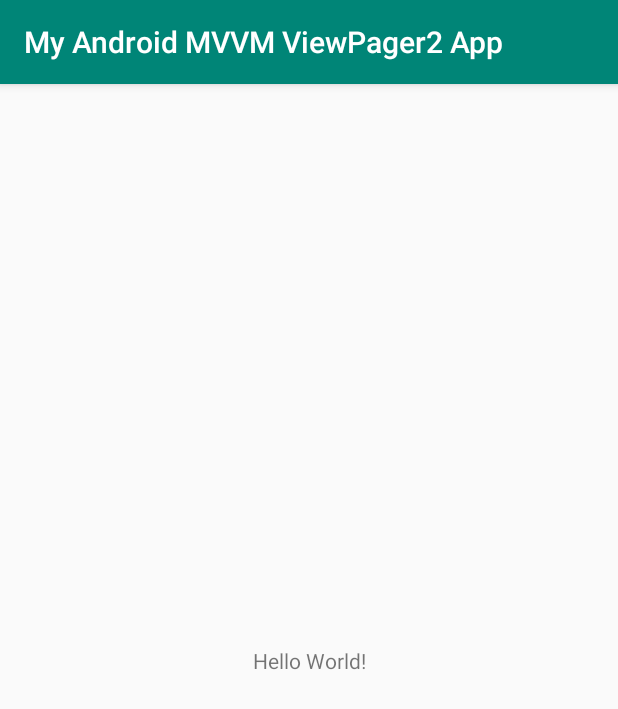
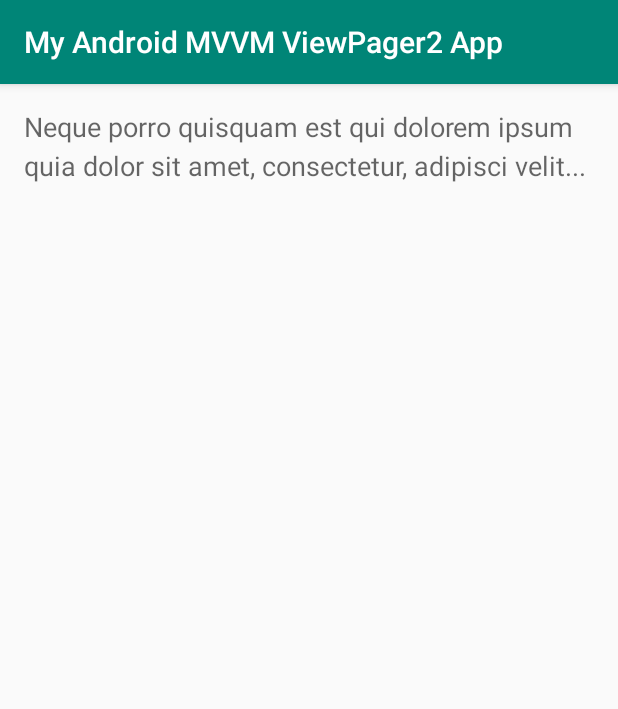
Before and after one commit to Cantinho/android-mvvm-viewpager2, an Android app: the screen it shows after launch (MainActivity), on a phone screen of 412 x 824 dp. Shown: the top 709 px of the screen. Run offline under Robolectric (Android 15) with nearby library versions, the phone set to English and light mode, and no system bars.

```diff
--- a/MyAndroidMVVMViewPager2App/app/build.gradle
+++ b/MyAndroidMVVMViewPager2App/app/build.gradle
@@ -29,6 +29,7 @@ dependencies {
     implementation 'androidx.appcompat:appcompat:1.0.2'
     implementation 'androidx.core:core-ktx:1.0.2'
     implementation 'androidx.constraintlayout:constraintlayout:1.1.3'
+    implementation "androidx.viewpager2:viewpager2:1.0.0-beta04"
     testImplementation 'junit:junit:4.12'
     androidTestImplementation 'androidx.test:runner:1.1.1'
     androidTestImplementation 'androidx.test.espresso:espresso-core:3.1.1'
--- a/MyAndroidMVVMViewPager2App/app/src/main/java/br/com/cantinho/myandroidmvvmviewpager2app/MainActivity.kt
+++ b/MyAndroidMVVMViewPager2App/app/src/main/java/br/com/cantinho/myandroidmvvmviewpager2app/MainActivity.kt
@@ -2,11 +2,60 @@ package br.com.cantinho.myandroidmvvmviewpager2app
 
 import androidx.appcompat.app.AppCompatActivity
 import android.os.Bundle
+import androidx.fragment.app.Fragment
+import androidx.fragment.app.FragmentActivity
+import androidx.viewpager2.adapter.FragmentStateAdapter
+import androidx.viewpager2.widget.ViewPager2
+
+
+
+/**
+ * The number of pages (wizard steps) to show in this demo.
+ */
+private const val NUM_PAGES = 5
 
 class MainActivity : AppCompatActivity() {
+
+    /**
+     * The pager widget, which handles animation and allows swiping horizontally to access previous
+     * and next wizard steps.
+     */
+    private lateinit var mPager: ViewPager2
+
 
     override fun onCreate(savedInstanceState: Bundle?) {
         super.onCreate(savedInstanceState)
         setContentView(R.layout.activity_main)
+
+
+        // Instantiate a ViewPager and a PagerAdapter.
+        mPager = findViewById(R.id.pager)
+
+        // The pager adapter, which provides the pages to the view pager widget.
+        val pagerAdapter = ScreenSlidePagerAdapter(this)
+        mPager.adapter = pagerAdapter
     }
+
+
+    override fun onBackPressed() {
+        if (mPager.currentItem == 0) {
+            // If the user is currently looking at the first step, allow the system to handle the
+            // Back button. This calls finish() on this activity and pops the back stack.
+            super.onBackPressed()
+        } else {
+            // Otherwise, select the previous step.
+            mPager.currentItem = mPager.currentItem - 1
+        }
+    }
+
+    /**
+     * A simple pager adapter that represents 5 ScreenSlidePageFragment objects, in
+     * sequence.
+     */
+    private inner class ScreenSlidePagerAdapter(fa: FragmentActivity) : FragmentStateAdapter(fa) {
+        override fun getItemCount(): Int = NUM_PAGES
+
+        override fun createFragment(position: Int): Fragment = ScreenSlidePageFragment()
+    }
+
 }
--- /dev/null
+++ b/MyAndroidMVVMViewPager2App/app/src/main/java/br/com/cantinho/myandroidmvvmviewpager2app/ScreenSlidePageFragment.kt
@@ -0,0 +1,16 @@
+package br.com.cantinho.myandroidmvvmviewpager2app
+
+import android.os.Bundle
+import android.view.LayoutInflater
+import android.view.View
+import android.view.ViewGroup
+import androidx.fragment.app.Fragment
+
+class ScreenSlidePageFragment : Fragment() {
+
+    override fun onCreateView(
+        inflater: LayoutInflater,
+        container: ViewGroup?,
+        savedInstanceState: Bundle?
+    ): View = inflater.inflate(R.layout.fragment_screen_slide_page, container, false)
+}
--- a/MyAndroidMVVMViewPager2App/app/src/main/res/layout/activity_main.xml
+++ b/MyAndroidMVVMViewPager2App/app/src/main/res/layout/activity_main.xml
@@ -1,18 +1,20 @@
 <?xml version="1.0" encoding="utf-8"?>
-<androidx.constraintlayout.widget.ConstraintLayout xmlns:android="http://schemas.android.com/apk/res/android"
+<androidx.constraintlayout.widget.ConstraintLayout
+    xmlns:android="http://schemas.android.com/apk/res/android"
     xmlns:app="http://schemas.android.com/apk/res-auto"
     xmlns:tools="http://schemas.android.com/tools"
     android:layout_width="match_parent"
     android:layout_height="match_parent"
     tools:context=".MainActivity">
 
-    <TextView
-        android:layout_width="wrap_content"
-        android:layout_height="wrap_content"
-        android:text="Hello World!"
+    <!-- activity_screen_slide.xml -->
+    <androidx.viewpager2.widget.ViewPager2
+        android:id="@+id/pager"
+        android:layout_width="match_parent"
+        android:layout_height="match_parent"
         app:layout_constraintBottom_toBottomOf="parent"
         app:layout_constraintLeft_toLeftOf="parent"
         app:layout_constraintRight_toRightOf="parent"
-        app:layout_constraintTop_toTopOf="parent" />
+        app:layout_constraintTop_toTopOf="parent"/>
 
 </androidx.constraintlayout.widget.ConstraintLayout>
--- /dev/null
+++ b/MyAndroidMVVMViewPager2App/app/src/main/res/layout/fragment_screen_slide_page.xml
@@ -0,0 +1,13 @@
+<!-- fragment_screen_slide_page.xml -->
+<ScrollView xmlns:android="http://schemas.android.com/apk/res/android"
+    android:id="@+id/content"
+    android:layout_width="match_parent"
+    android:layout_height="match_parent" >
+
+    <TextView style="?android:textAppearanceMedium"
+        android:padding="16dp"
+        android:lineSpacingMultiplier="1.2"
+        android:layout_width="match_parent"
+        android:layout_height="wrap_content"
+        android:text="@string/lorem_ipsum" />
+</ScrollView>
--- a/MyAndroidMVVMViewPager2App/app/src/main/res/values/strings.xml
+++ b/MyAndroidMVVMViewPager2App/app/src/main/res/values/strings.xml
@@ -1,3 +1,6 @@
 <resources>
     <string name="app_name">My Android MVVM ViewPager2 App</string>
+    <string name="lorem_ipsum">Neque porro quisquam est qui dolorem ipsum quia dolor sit amet, consectetur, adipisci velit...</string>
+
+
 </resources>
```
